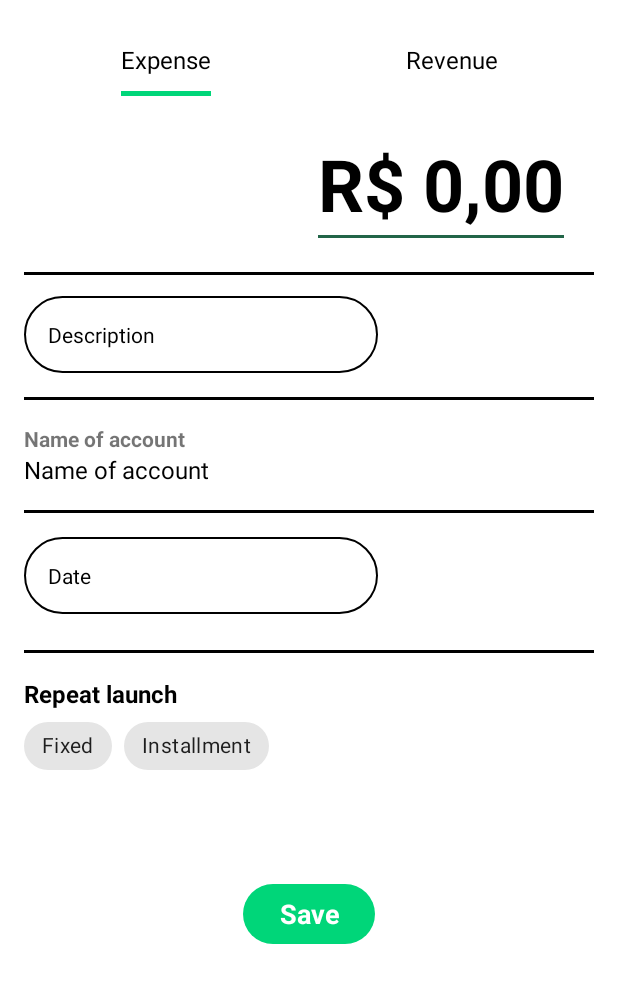
After one commit to thiaagodev/Finn, an Android app: the layout transaction_form_bottom_sheet.xml on its own in the app's theme, with its tools: preview values and no code run, on a phone screen of 412 x 824 dp. The commit adds this screen. Shown: the top 983 px of the screen. Run offline under Robolectric (Android 15) with nearby library versions, the phone set to English and light mode, and no system bars.

Commit message:
transaction form initial layout

```diff
--- a/app/src/main/java/com/thiaagodev/finn/view/HomeFragment.kt
+++ b/app/src/main/java/com/thiaagodev/finn/view/HomeFragment.kt
@@ -7,6 +7,7 @@ import android.view.View
 import android.view.ViewGroup
 import android.view.WindowManager
 import android.widget.Toast
+import androidx.core.widget.doOnTextChanged
 import androidx.fragment.app.Fragment
 import androidx.lifecycle.ViewModelProvider
 import androidx.recyclerview.widget.LinearLayoutManager
@@ -112,7 +113,6 @@ class HomeFragment : Fragment(), View.OnClickListener {
             sheetBinding.editAccountName.setText(it.name)
             sheetBinding.textRegisterAccount.text = getString(R.string.update_account)
         }
-
         dialog.setContentView(sheetBinding.root)
         dialog.show()
 
--- /dev/null
+++ b/app/src/main/res/layout/transaction_form_bottom_sheet.xml
@@ -0,0 +1,205 @@
+<?xml version="1.0" encoding="utf-8"?>
+<ScrollView xmlns:android="http://schemas.android.com/apk/res/android"
+    xmlns:app="http://schemas.android.com/apk/res-auto"
+    android:layout_width="match_parent"
+    android:layout_height="wrap_content"
+    android:background="@drawable/account_form_corners"
+    android:backgroundTint="?attr/background">
+
+    <androidx.constraintlayout.widget.ConstraintLayout
+        android:layout_width="match_parent"
+        android:layout_height="wrap_content"
+        android:padding="16dp">
+
+        <com.google.android.material.tabs.TabLayout
+            android:id="@+id/tab_transaction"
+            android:layout_width="match_parent"
+            android:layout_height="wrap_content"
+            app:layout_constraintEnd_toEndOf="parent"
+            app:layout_constraintStart_toStartOf="parent"
+            app:layout_constraintTop_toTopOf="parent"
+            app:tabIndicatorColor="@color/light_green"
+            app:tabIndicatorFullWidth="false"
+            app:tabIndicatorHeight="3dp"
+            app:tabTextAppearance="@style/TextAppearance.AppCompat.Menu"
+            app:tabTextColor="?attr/textFillColor">
+
+            <com.google.android.material.tabs.TabItem
+                android:layout_width="wrap_content"
+                android:layout_height="wrap_content"
+                android:text="@string/expense" />
+
+            <com.google.android.material.tabs.TabItem
+                android:layout_width="wrap_content"
+                android:layout_height="wrap_content"
+                android:text="@string/revenue" />
+
+        </com.google.android.material.tabs.TabLayout>
+
+        <androidx.appcompat.widget.AppCompatEditText
+            android:id="@+id/edit_transaction_value"
+            android:layout_width="wrap_content"
+            android:layout_height="wrap_content"
+            android:layout_marginTop="16dp"
+            android:layout_marginEnd="16dp"
+            android:hint="@string/transaction_value"
+            android:inputType="numberDecimal"
+            android:textColor="?attr/textFillColor"
+            android:textColorHint="?attr/textFillColor"
+            android:textSize="48sp"
+            android:textStyle="bold"
+            app:layout_constraintEnd_toEndOf="parent"
+            app:layout_constraintTop_toBottomOf="@+id/tab_transaction" />
+
+        <View
+            android:id="@+id/view_1"
+            android:layout_width="match_parent"
+            android:layout_height="2dp"
+            android:layout_marginTop="16dp"
+            android:background="@color/black"
+            app:layout_constraintEnd_toEndOf="parent"
+            app:layout_constraintStart_toStartOf="parent"
+            app:layout_constraintTop_toBottomOf="@id/edit_transaction_value" />
+
+        <androidx.appcompat.widget.AppCompatEditText
+            android:id="@+id/edit_description"
+            android:layout_width="match_parent"
+            android:layout_height="wrap_content"
+            android:layout_marginTop="32dp"
+            android:layout_marginEnd="144dp"
+            android:background="@drawable/edit_text_background"
+            android:hint="@string/description"
+            android:padding="16dp"
+            android:textColor="@color/black"
+            android:textColorHint="@color/black"
+            android:textSize="14sp"
+            android:inputType="text"
+            app:layout_constraintStart_toStartOf="parent"
+            app:layout_constraintTop_toBottomOf="@id/edit_transaction_value" />
+
+        <View
+            android:id="@+id/view_2"
+            android:layout_width="match_parent"
+            android:layout_height="2dp"
+            android:layout_marginTop="16dp"
+            android:background="@color/black"
+            app:layout_constraintEnd_toEndOf="parent"
+            app:layout_constraintStart_toStartOf="parent"
+            app:layout_constraintTop_toBottomOf="@id/edit_description" />
+
+        <androidx.appcompat.widget.AppCompatTextView
+            android:id="@+id/text_account"
+            android:layout_width="wrap_content"
+            android:layout_height="wrap_content"
+            android:layout_marginTop="16dp"
+            android:text="@string/name_of_account"
+            android:textStyle="bold"
+            app:layout_constraintStart_toStartOf="parent"
+            app:layout_constraintTop_toBottomOf="@id/view_2" />
+
+        <androidx.appcompat.widget.AppCompatTextView
+            android:id="@+id/text_selected_account"
+            style="bold"
+            android:layout_width="wrap_content"
+            android:layout_height="wrap_content"
+            android:text="@string/name_of_account"
+            android:textColor="?attr/textFillColor"
+            android:textSize="16sp"
+            app:layout_constraintStart_toStartOf="parent"
+            app:layout_constraintTop_toBottomOf="@id/text_account" />
+
+        <View
+            android:id="@+id/view_3"
+            android:layout_width="match_parent"
+            android:layout_height="2dp"
+            android:layout_marginTop="16dp"
+            android:background="@color/black"
+            app:layout_constraintEnd_toEndOf="parent"
+            app:layout_constraintStart_toStartOf="parent"
+            app:layout_constraintTop_toBottomOf="@id/text_selected_account" />
+
+        <androidx.appcompat.widget.AppCompatEditText
+            android:id="@+id/edit_date"
+            android:layout_width="match_parent"
+            android:layout_height="wrap_content"
+            android:layout_marginTop="16dp"
+            android:layout_marginEnd="144dp"
+            android:background="@drawable/edit_text_background"
+            android:clickable="false"
+            android:cursorVisible="false"
+            android:focusable="false"
+            android:focusableInTouchMode="false"
+            android:hint="@string/date"
+            android:inputType="date"
+            android:padding="16dp"
+            android:textColor="@color/black"
+            android:textColorHint="@color/black"
+            android:textSize="14sp"
+            app:layout_constraintStart_toStartOf="parent"
+            app:layout_constraintTop_toBottomOf="@id/view_3" />
+
+        <View
+            android:id="@+id/view_4"
+            android:layout_width="match_parent"
+            android:layout_height="2dp"
+            android:layout_marginTop="24dp"
+            android:background="@color/black"
+            app:layout_constraintEnd_toEndOf="parent"
+            app:layout_constraintStart_toStartOf="parent"
+            app:layout_constraintTop_toBottomOf="@id/edit_date" />
+
+        <androidx.appcompat.widget.AppCompatTextView
+            android:id="@+id/text_repeat_launch"
+            android:layout_width="wrap_content"
+            android:layout_height="wrap_content"
+            android:layout_marginTop="16dp"
+            android:text="@string/repeat_launch"
+            android:textColor="?attr/textFillColor"
+            android:textSize="16sp"
+            android:textStyle="bold"
+            app:layout_constraintStart_toStartOf="parent"
+            app:layout_constraintTop_toBottomOf="@id/view_4" />
+
+        <com.google.android.material.chip.ChipGroup
+            android:id="@+id/chip_group"
+            android:layout_width="wrap_content"
+            android:layout_height="wrap_content"
+            app:layout_constraintStart_toStartOf="parent"
+            app:layout_constraintTop_toBottomOf="@+id/text_repeat_launch"
+            app:singleSelection="true"
+            >
+
+            <com.google.android.material.chip.Chip
+                android:id="@+id/chip_fixed"
+                android:layout_width="wrap_content"
+                android:layout_height="wrap_content"
+                android:text="@string/fixed"
+                android:textSize="14sp"
+                />
+
+            <com.google.android.material.chip.Chip
+                android:id="@+id/chip_installment"
+                android:layout_width="wrap_content"
+                android:layout_height="wrap_content"
+                android:text="@string/installment"
+                android:textSize="14sp"
+                />
+
+        </com.google.android.material.chip.ChipGroup>
+
+        <Button
+            android:id="@+id/button_save_account"
+            android:layout_width="wrap_content"
+            android:layout_height="wrap_content"
+            android:text="@string/save"
+            android:textColor="@color/white"
+            android:textSize="18sp"
+            android:textStyle="bold"
+            app:layout_constraintTop_toBottomOf="@id/chip_group"
+            app:layout_constraintStart_toStartOf="parent"
+            app:layout_constraintEnd_toEndOf="parent"
+            android:layout_marginTop="64dp"
+            style="@style/Widget.Material3.Button"/>
+
+    </androidx.constraintlayout.widget.ConstraintLayout>
+</ScrollView>
--- a/app/src/main/res/values/strings.xml
+++ b/app/src/main/res/values/strings.xml
@@ -21,4 +21,12 @@
     <string name="failure_insert_account">Failed to save account</string>
     <string name="sucess_update_account">Account successfully updated</string>
     <string name="failure_update_account">"Failed to update account"</string>
+    <string name="expense">Expense</string>
+    <string name="revenue">Revenue</string>
+    <string name="transaction_value">R$ 0,00</string>
+    <string name="description">Description</string>
+    <string name="date">Date</string>
+    <string name="repeat_launch">Repeat launch</string>
+    <string name="fixed">Fixed</string>
+    <string name="installment">Installment</string>
 </resources>
```
Also changed, not shown: 2 other files.
